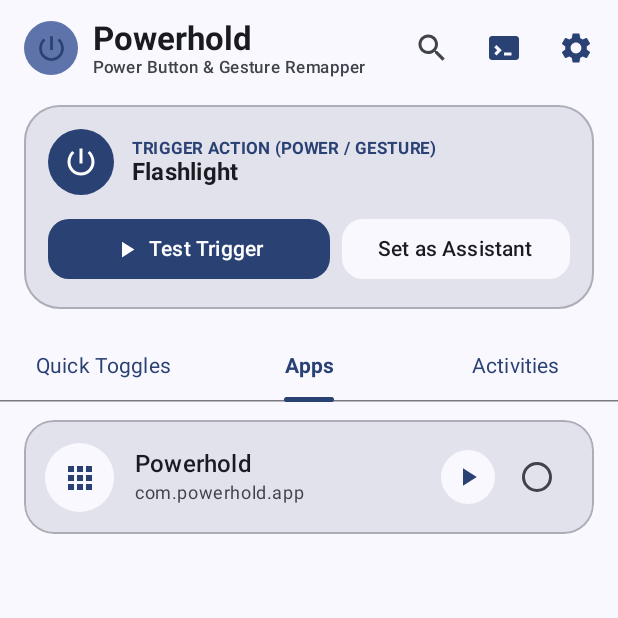
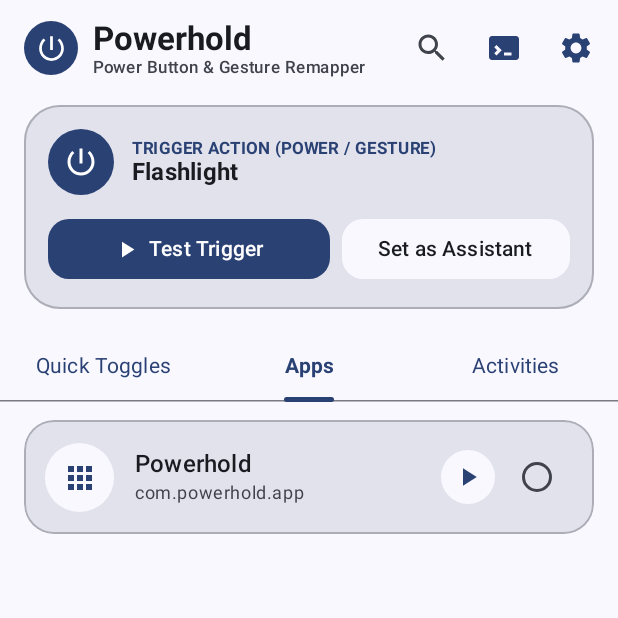
Before and after one commit to fayyeon/Assistia, an Android app built with Jetpack Compose: the screen it shows after launch (MainActivity), tab 2 chosen, on a phone screen of 412 x 824 dp, the top half of it. Run offline under Robolectric (Android 15) with nearby library versions, the phone set to English and light mode, and no system bars.

Commit message:
Fix app bar icon to match hero card and fix selected card text readability
- App bar icon: use primary background + onPrimary tint to match hero card style
- Selected cards: use onPrimaryContainer color for text when card is selected
- Applied text color fix across all 3 tabs (Apps, Quick Toggles, Activities)

```diff
--- a/app/src/main/java/com/powerhold/app/ui/screens/AppActivitiesTab.kt
+++ b/app/src/main/java/com/powerhold/app/ui/screens/AppActivitiesTab.kt
@@ -325,7 +325,7 @@ fun SubActivityItemRow(
                     text = action.title,
                     style = MaterialTheme.typography.bodyMedium,
                     fontWeight = if (isSelected) FontWeight.Bold else FontWeight.Medium,
-                    color = MaterialTheme.colorScheme.onSurface,
+                    color = if (isSelected) MaterialTheme.colorScheme.onPrimaryContainer else MaterialTheme.colorScheme.onSurface,
                     maxLines = 1,
                     overflow = TextOverflow.Ellipsis
                 )
@@ -335,7 +335,7 @@ fun SubActivityItemRow(
                     style = MaterialTheme.typography.labelSmall,
                     fontFamily = FontFamily.Monospace,
                     fontSize = 11.sp,
-                    color = MaterialTheme.colorScheme.onSurfaceVariant,
+                    color = if (isSelected) MaterialTheme.colorScheme.onPrimaryContainer.copy(alpha = 0.7f) else MaterialTheme.colorScheme.onSurfaceVariant,
                     maxLines = 1,
                     overflow = TextOverflow.Ellipsis
                 )
--- a/app/src/main/java/com/powerhold/app/ui/screens/InstalledAppsTab.kt
+++ b/app/src/main/java/com/powerhold/app/ui/screens/InstalledAppsTab.kt
@@ -173,7 +173,7 @@ fun AppItemCard(
                     text = action.title,
                     style = MaterialTheme.typography.titleMedium,
                     fontWeight = if (isSelected) FontWeight.Bold else FontWeight.SemiBold,
-                    color = MaterialTheme.colorScheme.onSurface,
+                    color = if (isSelected) MaterialTheme.colorScheme.onPrimaryContainer else MaterialTheme.colorScheme.onSurface,
                     maxLines = 1,
                     overflow = TextOverflow.Ellipsis
                 )
@@ -181,7 +181,7 @@ fun AppItemCard(
                 Text(
                     text = action.packageName ?: "",
                     style = MaterialTheme.typography.bodySmall,
-                    color = MaterialTheme.colorScheme.onSurfaceVariant,
+                    color = if (isSelected) MaterialTheme.colorScheme.onPrimaryContainer.copy(alpha = 0.7f) else MaterialTheme.colorScheme.onSurfaceVariant,
                     maxLines = 1,
                     overflow = TextOverflow.Ellipsis
                 )
--- a/app/src/main/java/com/powerhold/app/ui/screens/MainDashboardScreen.kt
+++ b/app/src/main/java/com/powerhold/app/ui/screens/MainDashboardScreen.kt
@@ -100,14 +100,14 @@ fun MainDashboardScreen(
                     Row(verticalAlignment = Alignment.CenterVertically) {
                         Surface(
                             shape = CircleShape,
-                            color = MaterialTheme.colorScheme.primaryContainer,
+                            color = MaterialTheme.colorScheme.primary,
                             modifier = Modifier.size(36.dp)
                         ) {
                             Box(contentAlignment = Alignment.Center) {
                                 Icon(
                                     imageVector = AppIcons.Power,
                                     contentDescription = null,
-                                    tint = MaterialTheme.colorScheme.primary,
+                                    tint = MaterialTheme.colorScheme.onPrimary,
                                     modifier = Modifier.size(22.dp)
                                 )
                             }
--- a/app/src/main/java/com/powerhold/app/ui/screens/QuickTogglesTab.kt
+++ b/app/src/main/java/com/powerhold/app/ui/screens/QuickTogglesTab.kt
@@ -135,7 +135,7 @@ fun QuickToggleItemCard(
                     text = action.title,
                     style = MaterialTheme.typography.titleMedium,
                     fontWeight = if (isSelected) FontWeight.Bold else FontWeight.SemiBold,
-                    color = MaterialTheme.colorScheme.onSurface,
+                    color = if (isSelected) MaterialTheme.colorScheme.onPrimaryContainer else MaterialTheme.colorScheme.onSurface,
                     maxLines = 1,
                     overflow = TextOverflow.Ellipsis
                 )
@@ -144,7 +144,7 @@ fun QuickToggleItemCard(
                     Text(
                         text = action.subtitle,
                         style = MaterialTheme.typography.bodySmall,
-                        color = MaterialTheme.colorScheme.onSurfaceVariant,
+                        color = if (isSelected) MaterialTheme.colorScheme.onPrimaryContainer.copy(alpha = 0.7f) else MaterialTheme.colorScheme.onSurfaceVariant,
                         maxLines = 1,
                         overflow = TextOverflow.Ellipsis
                     )
```
